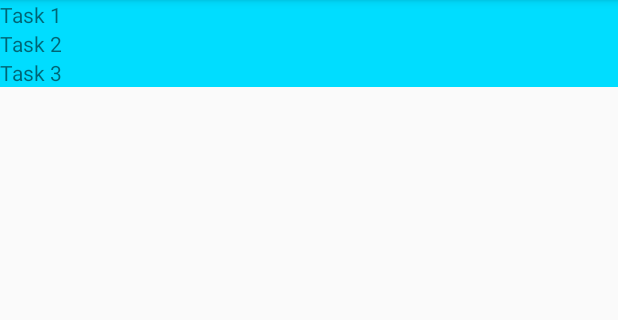
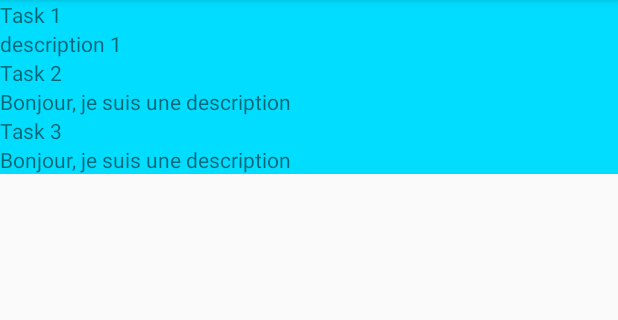
Before and after one commit to alexzerah/to-do-kotlin, an Android app: the screen it shows after launch (MainActivity), on a phone screen of 412 x 824 dp, the part 84-404 px from its top. Run offline under Robolectric (Android 15) with nearby library versions, the phone set to English and light mode, and no system bars.

Commit message:
Add description

```diff
--- /dev/null
+++ b/app/src/main/java/com/alexzerah/todo/tasklist/Task.kt
@@ -0,0 +1,4 @@
+package com.alexzerah.todo.tasklist
+
+data class Task(val id: String, val title: String, val description: String = "Bonjour, je suis une description" ) {
+}
--- a/app/src/main/java/com/alexzerah/todo/tasklist/TaskListAdapter.kt
+++ b/app/src/main/java/com/alexzerah/todo/tasklist/TaskListAdapter.kt
@@ -7,12 +7,13 @@ import androidx.recyclerview.widget.RecyclerView
 import com.alexzerah.todo.R
 import kotlinx.android.synthetic.main.item_task.view.*
 
-class TaskListAdapter(private val taskList: List<String>) :
+class TaskListAdapter(private val taskList: List<Task>) :
     RecyclerView.Adapter<TaskListAdapter.TaskViewHolder>() {
 
     inner class TaskViewHolder(itemView: View) : RecyclerView.ViewHolder(itemView) {
-        fun bind(taskTitle: String) {
-            itemView.task_title.text = taskTitle
+        fun bind(taskTitle: Task) {
+            itemView.task_title.text = taskTitle.title
+            itemView.task_description.text = taskTitle.description
         }
     }
 
--- a/app/src/main/java/com/alexzerah/todo/tasklist/TaskListFragment.kt
+++ b/app/src/main/java/com/alexzerah/todo/tasklist/TaskListFragment.kt
@@ -25,6 +25,9 @@ class TaskListFragment : Fragment() {
         recycler_view.layoutManager = LinearLayoutManager(activity)
     }
 
-    private val taskList = listOf("Task 1", "Task 2", "Task 3")
+    private val taskList = listOf(
+        Task(id = "id_1", title = "Task 1", description = "description 1"),
+        Task(id = "id_2", title = "Task 2"),
+        Task(id = "id_3", title = "Task 3"))
 
 }
--- a/app/src/main/res/layout/item_task.xml
+++ b/app/src/main/res/layout/item_task.xml
@@ -9,4 +9,10 @@
         android:layout_width="match_parent"
         android:layout_height="wrap_content" />
 
+    <TextView
+        android:id="@+id/task_description"
+        android:background="@android:color/holo_blue_bright"
+        android:layout_width="match_parent"
+        android:layout_height="wrap_content" />
+
 </LinearLayout>
```
